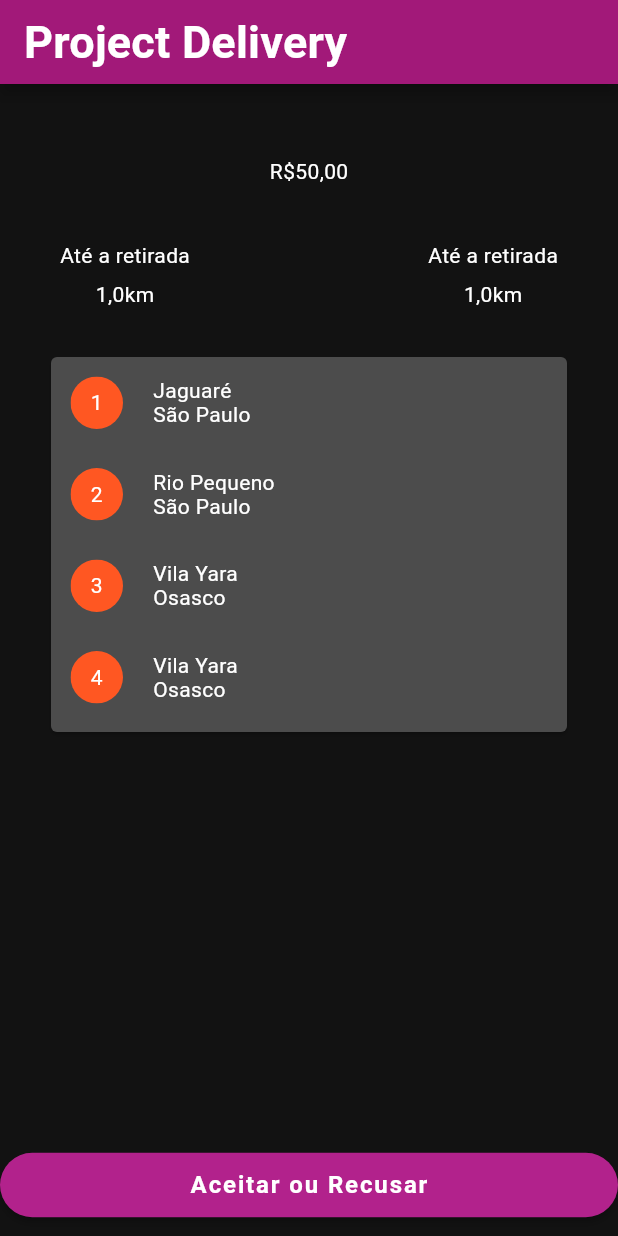
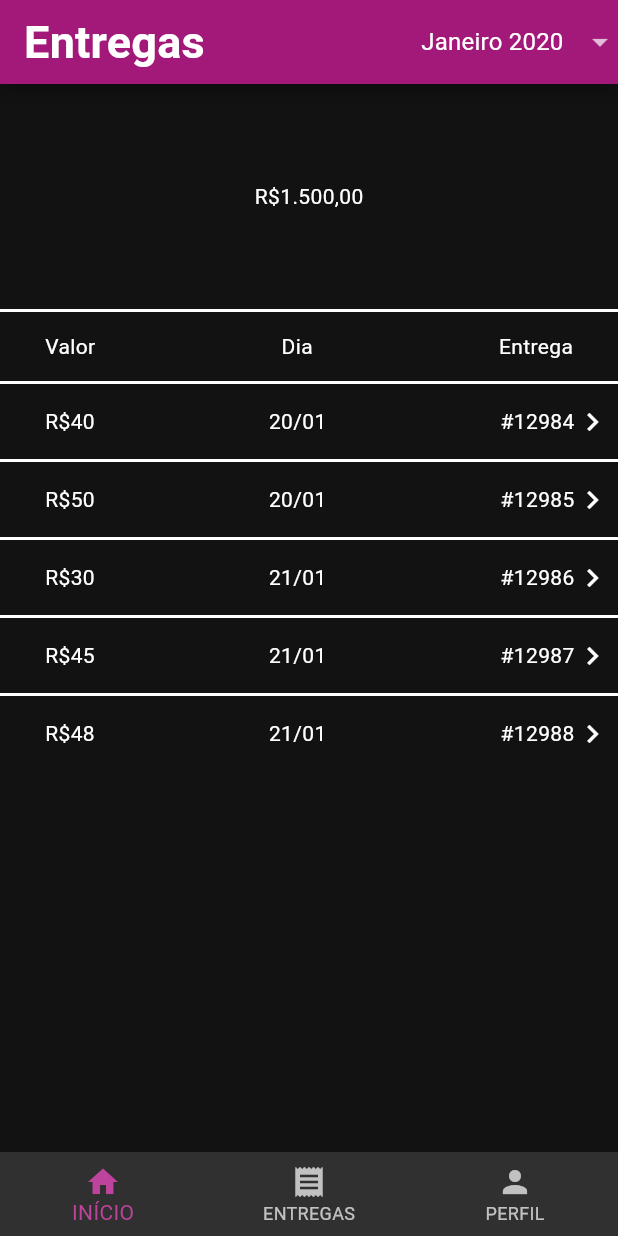
Before and after one commit to RicardoRaymundo/project_delivery, a Flutter app: the screen it shows after launch, on a phone screen of 412 x 824 dp. Run offline on Flutter 3.47's test engine with Material 2 defaults, Android fonts, the phone set to English and light mode, and no system bars; our stand-ins replace flutter_svg; missing offline and left inert: swipe_button; Roboto replaces fonts that are missing (Hind, Montserrat).

Commit message:
Implementado layout da PageHistoric

```diff
--- a/lib/main.dart
+++ b/lib/main.dart
@@ -2,8 +2,7 @@ import 'package:flutter/material.dart';
 import 'package:flutter/services.dart';
 import 'package:use_flutter_project_matrix/app/app_behavior.dart';
 import 'package:use_flutter_project_matrix/app/app_routing.dart';
-import 'package:use_flutter_project_matrix/page/page_request.dart';
-import 'package:use_flutter_project_matrix/page/page_splashscreen.dart';
+import 'package:use_flutter_project_matrix/page/page_historic.dart';
 import 'package:use_flutter_project_matrix/theme/theme_config.dart';
 import 'package:use_flutter_project_matrix/theme/theme_select.dart';
 import 'package:use_flutter_project_matrix/ui/ui_label.dart';
@@ -47,7 +46,7 @@ class _MainState extends State<Main> {
 
       home: Scaffold(
         //body: PageSplashScreen(),
-        body: PageRequest(),
+        body: PageHistoric(),
       ),
       routes: AppRouting.routes(),
     );
--- /dev/null
+++ b/lib/page/page_historic.dart
@@ -0,0 +1,164 @@
+import 'package:flutter/material.dart';
+import 'package:use_flutter_project_matrix/ui/ui_label.dart';
+
+/// Página que exibe o histórico de entregas
+class PageHistoric extends StatefulWidget {
+  @override
+  _PageHistoricState createState() => _PageHistoricState();
+}
+
+class _PageHistoricState extends State<PageHistoric> {
+
+  String _currentlySelected;
+
+  //Lista de entregas
+  List<Map<String, String>> deliveries = [
+    {'value': 'R\$40', 'day': '20/01', 'delivery': '#12984'},
+    {'value': 'R\$50', 'day': '20/01', 'delivery': '#12985'},
+    {'value': 'R\$30', 'day': '21/01', 'delivery': '#12986'},
+    {'value': 'R\$45', 'day': '21/01', 'delivery': '#12987'},
+    {'value': 'R\$48', 'day': '21/01', 'delivery': '#12988'},
+    {'value': 'R\$34', 'day': '22/01', 'delivery': '#12989'},
+    {'value': 'R\$41', 'day': '22/01', 'delivery': '#12990'},
+    {'value': 'R\$60', 'day': '23/01', 'delivery': '#12991'},
+  ];
+
+  /// Lista de valores do dropdown
+  final List<String> _dropdownValues = ["Janeiro 2020", "Fevereiro 2020", "Março 2020", "Abril 2020", "Maio 2020"];
+
+  int _bottombarTabIndex = 0;
+  ///Lista de paginas que a bottombar acessa
+  final List<Widget> _children = [];
+
+  @override
+  Widget build(BuildContext context) {
+    return Scaffold(
+      appBar: AppBar(
+        title: Text(UILabel.DELIVERIES),
+        actions: <Widget>[
+          //Add the dropdown widget to the `Action` part of our appBar. it can also be among the `leading` part
+          dropdownWidget(),
+        ],
+      ),
+      body: Center(
+        child: Column(
+          children: <Widget>[
+            Container(
+              height: 150,
+              child: Center(child: Text('R\$1.500,00')),
+            ),
+            Container(
+              height: 50,
+              child: Column(
+                mainAxisAlignment: MainAxisAlignment.spaceBetween,
+                children: <Widget>[
+                  Container(
+                    height: 2,
+                    color: Colors.white,
+                  ),
+                  Padding(
+                    padding: const EdgeInsets.symmetric(horizontal: 30.0),
+                    child: Row(
+                      children: <Widget>[
+                        Text(UILabel.VALUE),
+                        Spacer(),
+                        Text(UILabel.DAY),
+                        Spacer(),
+                        Text(UILabel.DELIVERY),
+                      ],
+                    ),
+                  ),
+                  Container(
+                    height: 2,
+                    color: Colors.white,
+                  ),
+                ],
+              ),
+            ),
+            Container(
+              height: 250,
+              child: ListView.separated(
+                separatorBuilder: (context, index) => Container(
+                  height: 2,
+                  color: Colors.white,
+                ),
+                itemCount: deliveries.length,
+                itemBuilder: (context, index) {
+                  return Container(
+                    height: 50,
+                    child: Padding(
+                      padding: const EdgeInsets.only(left: 30.0, right: 5),
+                      child: Row(
+                        children: <Widget>[
+                          Text(deliveries[index]['value']),
+                          Spacer(),
+                          Text(deliveries[index]['day']),
+                          Spacer(),
+                          Text(deliveries[index]['delivery']),
+                          Icon(Icons.chevron_right)
+                        ],
+                      ),
+                    ),
+                  );
+                },
+              ),
+            ),
+          ],
+        ),
+      ),
+      bottomNavigationBar: BottomNavigationBar(
+        onTap: onTabTapped, // new
+        currentIndex: _bottombarTabIndex, // new
+        items: [
+          new BottomNavigationBarItem(
+            icon: Icon(Icons.home),
+            title: Text(UILabel.BOTTOMBAR_HOME),
+          ),
+          new BottomNavigationBarItem(
+            icon: Icon(Icons.receipt),
+            title: Text(UILabel.BOTTOMBAR_DELIVERIES),
+          ),
+          new BottomNavigationBarItem(
+              icon: Icon(Icons.person),
+              title: Text(UILabel.BOTTOMBAR_PROFILE)
+          )
+        ],
+      ),
+    );
+  }
+
+  /// altera o index da bottombar
+  void onTabTapped(int index) {
+    setState(() {
+      _bottombarTabIndex = index;
+    });
+  }
+
+  /// Método que cria o botão dropdown
+  Widget dropdownWidget() {
+    _currentlySelected = _dropdownValues.first;
+    /// Classe que faz com que o(s) DropdownButton não tenha a linha padrão do botão
+    return DropdownButtonHideUnderline(
+      child: DropdownButton(
+        /// Mapeia cada valor da lista para as as opções do DropdownButton
+        items: _dropdownValues
+            .map((value) => DropdownMenuItem(
+                  child: Text(value),
+                  value: value,
+                ))
+            .toList(),
+        onChanged: (String value) {
+          /// Muda o value do botão
+          setState(() {
+            _currentlySelected = value;
+            print(value);
+            print(value);
+          });
+        },
+        isExpanded: false,
+        /// valor default do dropdown
+        value: _currentlySelected ,
+      ),
+    );
+  }
+}
--- a/lib/ui/ui_label.dart
+++ b/lib/ui/ui_label.dart
@@ -48,4 +48,15 @@ class UILabel {
   static const String INSTRUCTIONS = 'Instruções';
   static const String CLIENT = 'Cliente';
   static const String ARRIVED = 'Cheguei';
+
+  /// PAGE HISTORIC
+  static const String DELIVERIES = 'Entregas';
+  static const String VALUE = 'Valor';
+  static const String DAY = 'Dia';
+  static const String DELIVERY = 'Entrega';
+
+  /// BOTTOMBAR
+  static const String BOTTOMBAR_HOME = 'INÍCIO';
+  static const String BOTTOMBAR_DELIVERIES = 'ENTREGAS';
+  static const String BOTTOMBAR_PROFILE = 'PERFIL';
 }
```
